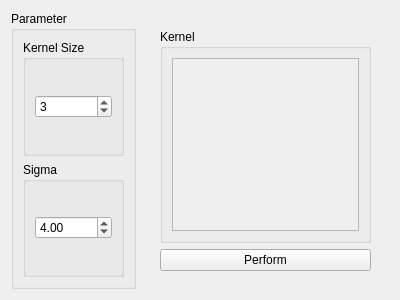
josefkoller/ambient_image_processor, file source/modules/non_local_gradient/NonLocalGradientWidget.ui: the form before one commit.
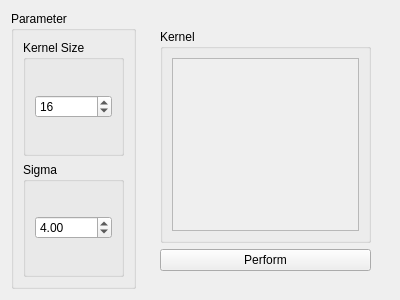
The form after the commit. Custom widgets are drawn as their Qt base class.

```diff
--- a/source/modules/non_local_gradient/NonLocalGradientWidget.ui
+++ b/source/modules/non_local_gradient/NonLocalGradientWidget.ui
@@ -32,10 +32,10 @@
             <number>2</number>
            </property>
            <property name="maximum">
-            <number>128</number>
+            <number>256</number>
            </property>
            <property name="value">
-            <number>3</number>
+            <number>16</number>
            </property>
           </widget>
          </item>
```
